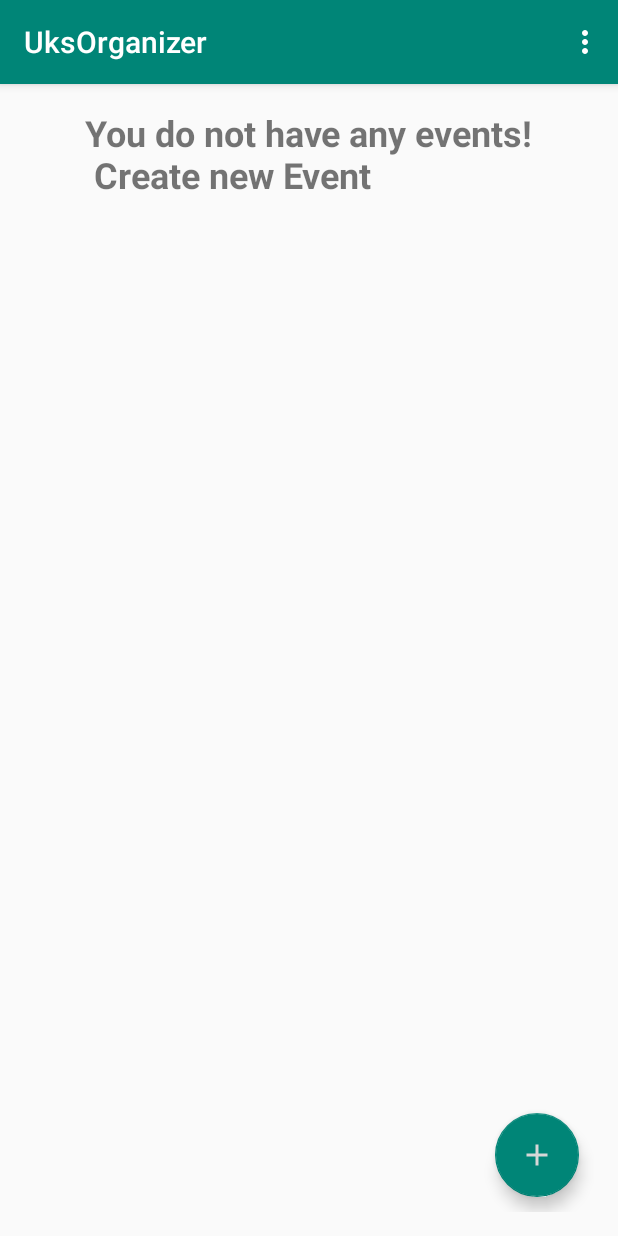
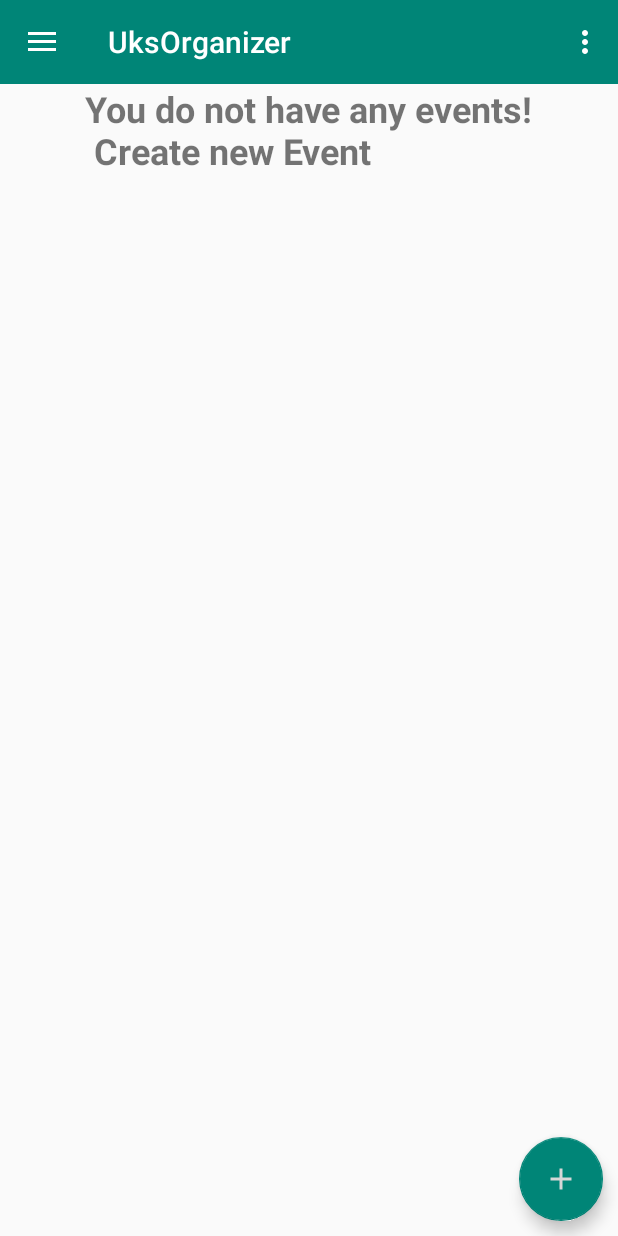
Before and after one commit to blazerlover/UXor, an Android app: the screen it shows after launch (MainActivity), on a phone screen of 412 x 824 dp. Run offline under Robolectric (Android 15) with nearby library versions, the phone set to English and light mode, and no system bars.

Commit message:
Navigation bar added

```diff
--- a/app/src/main/java/ru/exemple/uksorganizer/App.java
+++ b/app/src/main/java/ru/exemple/uksorganizer/App.java
@@ -15,7 +15,7 @@ public class App extends Application {
     @Override
     public void onCreate() {
         super.onCreate();
-        eventsDatabase = new EventsDatabaseSqlite(this);
+        eventsDatabase = new EventsDatabaseFile(this);
     }
 
     public EventsDatabase getEventsDb() {
--- a/app/src/main/java/ru/exemple/uksorganizer/ui/EventActivity.java
+++ b/app/src/main/java/ru/exemple/uksorganizer/ui/EventActivity.java
@@ -23,6 +23,7 @@ import android.widget.TimePicker;
 
 import androidx.appcompat.app.ActionBar;
 import androidx.appcompat.app.AppCompatActivity;
+import androidx.appcompat.widget.Toolbar;
 import androidx.fragment.app.DialogFragment;
 
 import java.text.SimpleDateFormat;
@@ -68,8 +69,12 @@ public class EventActivity extends AppCompatActivity implements SimpleDialogFrag
     protected void onCreate(Bundle savedInstanceState) {
         super.onCreate(savedInstanceState);
         setContentView(R.layout.activity_event);
-        ActionBar actionBar = getSupportActionBar();
-        actionBar.setDisplayHomeAsUpEnabled(true);
+        Toolbar toolbar = findViewById(R.id.toolbar);
+        setSupportActionBar(toolbar);
+        getSupportActionBar().setDisplayHomeAsUpEnabled(true);
+        getSupportActionBar().setHomeButtonEnabled(true);
+        /*ActionBar actionBar = getSupportActionBar();
+        actionBar.setDisplayHomeAsUpEnabled(true);*/
         eventsDatabase = ((App) getApplication()).getEventsDb();
         init();
     }
--- a/app/src/main/java/ru/exemple/uksorganizer/ui/MainActivity.java
+++ b/app/src/main/java/ru/exemple/uksorganizer/ui/MainActivity.java
@@ -10,7 +10,10 @@ import android.view.MenuItem;
 import android.view.View;
 import android.widget.ProgressBar;
 
+import androidx.appcompat.app.ActionBarDrawerToggle;
 import androidx.appcompat.app.AppCompatActivity;
+import androidx.appcompat.widget.Toolbar;
+import androidx.drawerlayout.widget.DrawerLayout;
 import androidx.lifecycle.ViewModelProviders;
 import androidx.recyclerview.widget.DividerItemDecoration;
 import androidx.recyclerview.widget.GridLayoutManager;
@@ -48,6 +51,13 @@ public class MainActivity extends AppCompatActivity implements EventsAdapter.Lis
         deleteDatabase("EventDataBase");
 
         setContentView(R.layout.activity_main);
+        Toolbar toolbar = findViewById(R.id.toolbar);
+        setSupportActionBar(toolbar);
+        DrawerLayout drawerLayout = findViewById(R.id.drawerLayout);
+        ActionBarDrawerToggle toggle = new ActionBarDrawerToggle(this, drawerLayout, toolbar,
+                R.string.nav_open_drawer, R.string.nav_close_drawer);
+        drawerLayout.addDrawerListener(toggle);
+        toggle.syncState();
         FloatingActionButton fab = findViewById(R.id.fab);
         progressBar = findViewById(R.id.pbMain);
         View.OnClickListener listener = v -> addEvent(v);
--- a/app/src/main/res/layout/activity_event.xml
+++ b/app/src/main/res/layout/activity_event.xml
@@ -5,6 +5,9 @@
     android:orientation="vertical"
     android:layout_width="fill_parent"
     android:layout_height="fill_parent">
+    <include
+        layout="@layout/toolbar">
+    </include>
     <LinearLayout
         android:orientation="vertical"
         android:layout_width="match_parent"
--- a/app/src/main/res/layout/activity_main.xml
+++ b/app/src/main/res/layout/activity_main.xml
@@ -1,18 +1,34 @@
 <?xml version="1.0" encoding="utf-8"?>
-<FrameLayout xmlns:android="http://schemas.android.com/apk/res/android"
+
+<androidx.drawerlayout.widget.DrawerLayout
+    xmlns:android="http://schemas.android.com/apk/res/android"
+    xmlns:app="http://schemas.android.com/apk/res-auto"
+    android:id="@+id/drawerLayout"
+    android:layout_height="match_parent"
+    android:layout_width="match_parent"
+    android:layout_below="@id/toolbar">
+    <LinearLayout
+        android:layout_width="match_parent"
+        android:layout_height="match_parent"
+        android:orientation="vertical">
+
+        <include
+            layout="@layout/toolbar">
+        </include>
+
+        <FrameLayout
+            xmlns:android="http://schemas.android.com/apk/res/android"
             xmlns:app="http://schemas.android.com/apk/res-auto"
             xmlns:tools="http://schemas.android.com/tools"
             android:layout_width="match_parent"
             android:layout_height="match_parent"
-    android:padding="16dp"
             tools:context=".ui.MainActivity">
 
-    <fragment
-        android:name="ru.exemple.uksorganizer.ui.EventsListFragment"
-        android:id="@+id/eventsListFragment"
+            <androidx.recyclerview.widget.RecyclerView
+                android:id="@+id/rvEvents"
                 android:layout_width="match_parent"
-        android:layout_height="match_parent">
-    </fragment>
+                android:layout_height="match_parent"
+                android:layout_margin="8dp"/>
 
             <TextView
                 android:id="@+id/tvEmpty"
@@ -42,3 +58,16 @@
                 android:src="@drawable/baseline_add_24"
                 app:backgroundTint="@color/colorPrimary"/>
         </FrameLayout>
+
+    </LinearLayout>
+
+    <com.google.android.material.navigation.NavigationView
+        android:id="@+id/navView"
+        android:layout_width="wrap_content"
+        android:layout_height="wrap_content"
+        android:layout_gravity="start"
+        app:headerLayout="@layout/nav_bar"
+        app:menu="@menu/nav_menu">
+    </com.google.android.material.navigation.NavigationView>
+
+</androidx.drawerlayout.widget.DrawerLayout>
--- /dev/null
+++ b/app/src/main/res/layout/nav_bar.xml
@@ -0,0 +1,34 @@
+<?xml version="1.0" encoding="utf-8"?>
+<FrameLayout
+    xmlns:android="http://schemas.android.com/apk/res/android"
+    android:id="@+id/nav_bar"
+    android:layout_width="match_parent"
+    android:layout_height="200dp"
+    android:theme="@style/ThemeOverlay.AppCompat.Dark">
+
+    <ImageView
+        android:layout_width="wrap_content"
+        android:layout_height="match_parent"
+        android:src="@drawable/kisspng"></ImageView>
+
+    <LinearLayout
+        android:layout_width="match_parent"
+        android:layout_height="wrap_content"
+        android:orientation="vertical"
+        android:layout_gravity="bottom|start"
+        android:layout_margin="10dp">
+
+        <TextView
+            android:layout_width="wrap_content"
+            android:layout_height="wrap_content"
+            android:text="UksOrganizer"
+            android:textAppearance="@style/TextAppearance.AppCompat.Body2"></TextView>
+
+        <TextView
+            android:layout_width="wrap_content"
+            android:layout_height="wrap_content"
+            android:text="USER"></TextView>
+
+    </LinearLayout>
+
+</FrameLayout>
--- /dev/null
+++ b/app/src/main/res/layout/toolbar.xml
@@ -0,0 +1,9 @@
+<?xml version="1.0" encoding="utf-8"?>
+<androidx.appcompat.widget.Toolbar
+    xmlns:android="http://schemas.android.com/apk/res/android"
+    android:id="@+id/toolbar"
+    android:layout_width="match_parent"
+    android:layout_height="?attr/actionBarSize"
+    android:background="?attr/colorPrimary"
+    android:theme="@style/ThemeOverlay.AppCompat.Dark.ActionBar">
+</androidx.appcompat.widget.Toolbar>
--- /dev/null
+++ b/app/src/main/res/menu/nav_menu.xml
@@ -0,0 +1,35 @@
+<?xml version="1.0" encoding="utf-8"?>
+<menu xmlns:android="http://schemas.android.com/apk/res/android">
+
+    <group android:checkableBehavior="single">
+        <item
+            android:id="@+id/nav_events"
+            android:title="@string/events"
+            android:icon="@android:drawable/ic_menu_save"
+            android:checked="true">
+        </item>
+        <item
+            android:id="@+id/nav_trash"
+            android:title="@string/trash"
+            android:icon="@android:drawable/ic_menu_delete">
+        </item>
+        <item
+            android:id="@+id/nav_search"
+            android:title="@string/search"
+            android:icon="@android:drawable/ic_menu_search">
+        </item>
+    </group>
+    <item
+        android:title="@string/support">
+        <menu>
+            <item
+                android:title="@string/help"
+                android:icon="@android:drawable/ic_menu_help">
+            </item>
+            <item
+                android:title="@string/feedback"
+                android:icon="@android:drawable/ic_menu_send">
+            </item>
+        </menu>
+    </item>
+</menu>
--- a/app/src/main/res/values/strings.xml
+++ b/app/src/main/res/values/strings.xml
@@ -19,6 +19,14 @@
     <string name="empty_view_text">You do not have any events!\n
     Create new Event</string>
     <string name="category_description_type">Type category</string>
+    <string name="trash">Trash</string>
+    <string name="events">Events</string>
+    <string name="help">Help</string>
+    <string name="feedback">Feedback</string>
+    <string name="search">Search</string>
+    <string name="support">Support</string>
+    <string name="nav_open_drawer">Open navigation drawer</string>
+    <string name="nav_close_drawer">Close navigation drawer</string>
 
     <!-- TODO: Remove or change this placeholder text -->
     <string name="hello_blank_fragment">Hello blank fragment</string>
--- a/app/src/main/res/values/styles.xml
+++ b/app/src/main/res/values/styles.xml
@@ -2,7 +2,7 @@
 
     <!-- Base application theme. -->
     <style name="AppTheme"
-        parent="Theme.AppCompat.DayNight.DarkActionBar">
+        parent="Theme.AppCompat.DayNight.NoActionBar">
         <!-- Customize your theme here. -->
         <item name="colorPrimary">@color/colorPrimary</item>
         <item name="colorPrimaryDark">@color/colorPrimaryDark</item>
```
Also changed, not shown: app/src/main/res/drawable/kisspng.png (added). Lines whose indentation alone changed are shown as unchanged.
